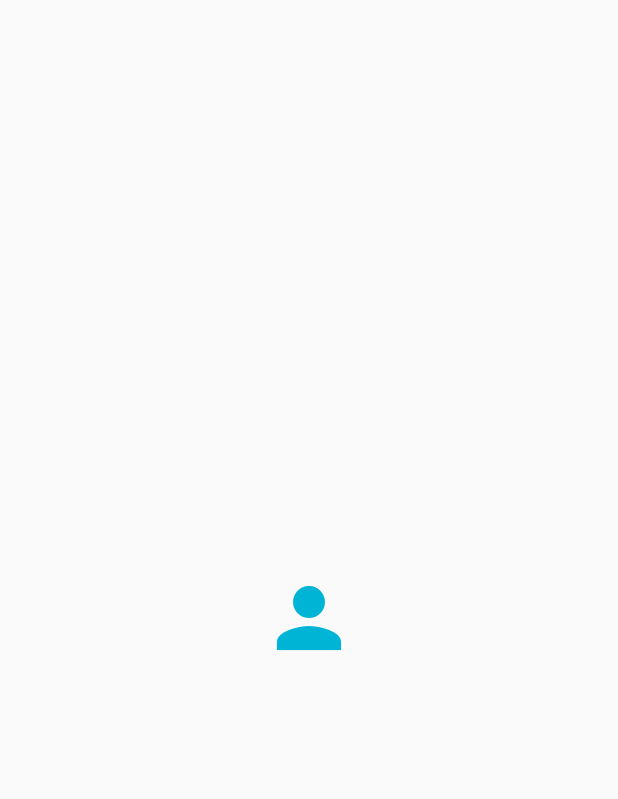
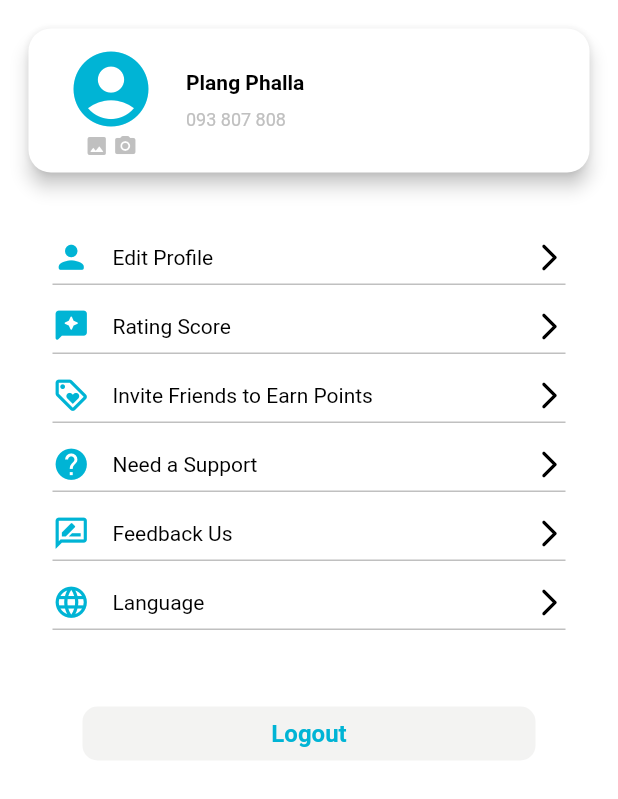
Before and after one commit to OeungChheanghok123/LoyEat, a Flutter app: the AccountPage screen opened directly, on a phone screen of 412 x 824 dp. Shown: the top 799 px of the screen. Run offline on Flutter 3.47's test engine with Material 2 defaults, Android fonts, the phone set to English and light mode, and no system bars; our stand-ins replace charts_flutter, dotted_line, flutter_svg.

Commit message:
updated on 27-Jan-22

```diff
--- a/lib/controller/color.dart
+++ b/lib/controller/color.dart
@@ -11,3 +11,10 @@ const Color text = Color.fromRGBO(112, 112, 112, 1);
 const Color black = Color.fromRGBO(0, 0, 0, 1);
 const Color rabbit = Color.fromRGBO(0, 180, 213, 1);
 const Color succeed = Color.fromRGBO(0, 171, 18, 1);
+
+Widget space(double width, double height){
+  return SizedBox(
+    width: width,
+    height: width,
+  );
+}
--- a/lib/page/account_page.dart
+++ b/lib/page/account_page.dart
@@ -1,19 +1,17 @@
 import 'package:flutter/material.dart';
 import 'package:loy_eat/controller/color.dart';
+import 'package:loy_eat/widget/account_page_widget.dart';
 
 class AccountPage extends StatelessWidget {
   const AccountPage({Key? key}) : super(key: key);
 
   @override
   Widget build(BuildContext context) {
-    return const Scaffold(
-      body: SafeArea(
-        child: Center(
-          child: Icon(Icons.person,
-            size: 64,
-            color: rabbit,
-          )
-        ),
+    return const SafeArea(
+      child: Scaffold(
+        extendBody: true,
+        backgroundColor: white,
+        body: AccountPageWidget(),
       ),
     );
   }
--- a/lib/page/home_page.dart
+++ b/lib/page/home_page.dart
@@ -13,7 +13,7 @@ class HomePage extends StatefulWidget {
 class _HomePageState extends State<HomePage> {
 
   bool isToggleClick = false;
-  int notificationCounter = 0;
+  int notificationCounter = 1;
 
   @override
   Widget build(BuildContext context) {
--- /dev/null
+++ b/lib/widget/account_page_widget.dart
@@ -0,0 +1,171 @@
+import 'package:flutter/material.dart';
+import 'package:loy_eat/controller/color.dart';
+
+class AccountPageWidget extends StatefulWidget {
+  const AccountPageWidget({Key? key}) : super(key: key);
+
+  @override
+  _AccountPageWidgetState createState() => _AccountPageWidgetState();
+}
+
+class _AccountPageWidgetState extends State<AccountPageWidget> {
+  @override
+  Widget build(BuildContext context) {
+    Size size = MediaQuery.of(context).size;
+
+    return SingleChildScrollView(
+      scrollDirection: Axis.vertical,
+      child: Container(
+        width: size.width,
+        margin: const EdgeInsets.all(15.0),
+        child: Column(
+          children: <Widget>[
+            _buildDriverDetail,
+            space(15, 0),
+            _buildMenu,
+            _buildButtonLogout,
+          ],
+        ),
+      ),
+    );
+  }
+
+  Widget get _buildDriverDetail{
+    return Card(
+      elevation: 5,
+      shape: RoundedRectangleBorder(
+        borderRadius: BorderRadius.circular(15.0),
+      ),
+      child: Container(
+        padding: const EdgeInsets.fromLTRB(25, 10, 0, 10),
+        child: Row(
+          mainAxisAlignment: MainAxisAlignment.start,
+          crossAxisAlignment: CrossAxisAlignment.center,
+          children: [
+            Column(
+              crossAxisAlignment: CrossAxisAlignment.center,
+              children: [
+                _buildIcon(Icons.account_circle_rounded, 60, rabbit),
+                Row(
+                  children: [
+                    _buildIcon(Icons.image_rounded, 16, silver),
+                    space(3, 0),
+                    _buildIcon(Icons.photo_camera_rounded, 16, silver),
+                  ],
+                )
+              ],
+            ),
+            space(20, 0),
+            Column(
+              crossAxisAlignment: CrossAxisAlignment.start,
+              children: [
+                _buildText('Plang Phalla', 14, black, FontWeight.bold),
+                space(10, 0),
+                _buildText('093 807 808', 12, silver, FontWeight.normal),
+              ],
+            ),
+          ],
+        ),
+      ),
+    );
+  }
+  Widget get _buildMenu{
+    return Container(
+      margin: const EdgeInsets.fromLTRB(20, 25, 20, 30),
+      child: Column(
+        children: [
+          _buildMenuItem(Icons.person_rounded, 'Edit Profile'),
+          _buildMenuItem(Icons.reviews_rounded, 'Rating Score'),
+          _buildMenuItem(Icons.loyalty_outlined, 'Invite Friends to Earn Points'),
+          _buildMenuItem(Icons.help_outlined, 'Need a Support'),
+          _buildMenuItem(Icons.rate_review_outlined, 'Feedback Us'),
+          _buildMenuItem(Icons.language_outlined, 'Language'),
+        ],
+      ),
+    );
+  }
+  Widget get _buildButtonLogout{
+    return Container(
+      width: MediaQuery.of(context).size.width,
+      margin: const EdgeInsets.symmetric(horizontal: 40),
+      child: ElevatedButton(
+        onPressed: (){},
+        style: ButtonStyle(
+          shadowColor: MaterialStateProperty.all(Colors.transparent),
+          foregroundColor: MaterialStateProperty.all(Colors.transparent),
+          backgroundColor: MaterialStateProperty.all(lightGray),
+          shape: MaterialStateProperty.all<RoundedRectangleBorder>(
+            RoundedRectangleBorder(
+              borderRadius: BorderRadius.circular(10.0),
+            ),
+          ),
+        ),
+        child: const Text('Logout',
+          style: TextStyle(
+            fontSize: 16,
+            color: rabbit,
+            fontWeight: FontWeight.bold,
+          ),
+        ),
+      ),
+    );
+  }
+
+  Widget _buildIcon(IconData icon, double size, Color color){
+    return Icon(icon,
+      size: size,
+      color: color,
+    );
+  }
+  Widget _buildText(String text, double fontSize, Color fontColor, FontWeight fontWeight){
+    return Text(text,
+      style: TextStyle(
+        fontSize: fontSize,
+        color: fontColor,
+        fontWeight: fontWeight,
+      ),
+    );
+  }
+  Widget _buildMenuItem(IconData leadingIcon, String text){
+    return Column(
+      crossAxisAlignment: CrossAxisAlignment.center,
+      children: [
+        Row(
+          crossAxisAlignment: CrossAxisAlignment.center,
+          mainAxisAlignment: MainAxisAlignment.spaceBetween,
+          children: [
+            Row(
+              mainAxisAlignment: MainAxisAlignment.start,
+              children: [
+                Icon(leadingIcon,
+                  size: 25,
+                  color: rabbit,
+                ),
+                Padding(
+                  padding: const EdgeInsets.only(left: 15.0),
+                  child: Text(text,
+                    style: const TextStyle(
+                      fontSize: 14,
+                      color: black,
+                      fontWeight: FontWeight.normal,
+                    ),
+                  ),
+                ),
+              ],
+            ),
+            const Icon(Icons.arrow_forward_ios_rounded,
+              size: 22,
+              color: black,
+            ),
+          ],
+        ),
+        space(5, 0),
+        Container(
+          color: silver,
+          height: 1,
+        ),
+        space(15, 0),
+      ],
+    );
+  }
+}
```
